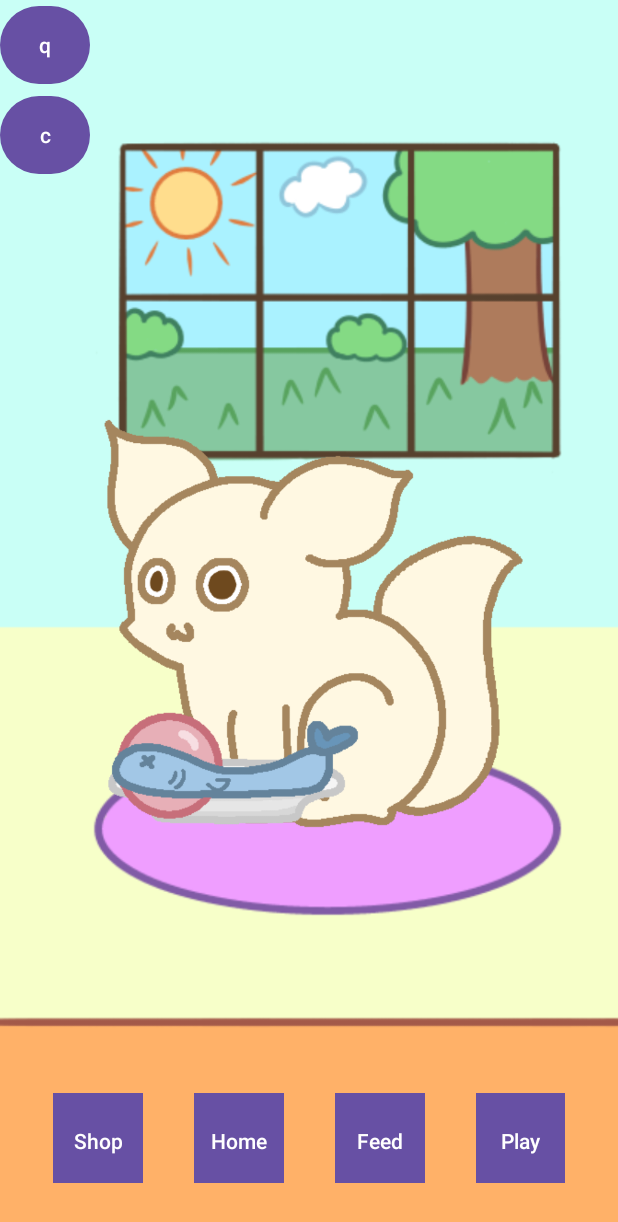
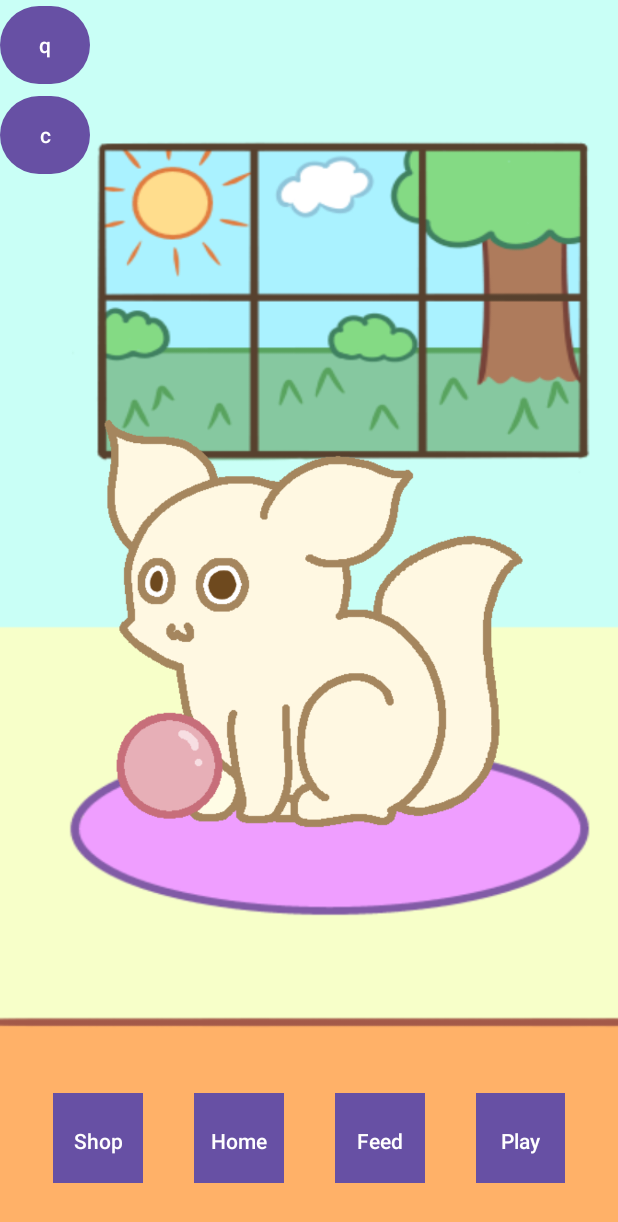
Before and after one commit to kuihua/IAT359-Project, an Android app: the MainActivity screen opened directly, with no data from a screen before it, after a tap on "Play", on a phone screen of 412 x 824 dp. Shown: the top 1222 px of the screen. Run offline under Robolectric (Android 15) with nearby library versions, the phone set to English and light mode, and no system bars; 2 other taps on this screen came first.

```diff
--- a/IAT359_Project/app/src/main/java/com/example/iat359_project/MainActivity.java
+++ b/IAT359_Project/app/src/main/java/com/example/iat359_project/MainActivity.java
@@ -45,6 +45,9 @@ public class MainActivity extends AppCompatActivity {
         if(!playing) {
             toy.setVisibility(v.VISIBLE);
             playing=true;
+            feeding=false;
+            plate.setVisibility(v.GONE);
+            food.setVisibility(v.GONE);
         }else{
             toy.setVisibility(v.GONE);
             playing=false;
@@ -56,6 +59,8 @@ public class MainActivity extends AppCompatActivity {
             plate.setVisibility(v.VISIBLE);
             food.setVisibility(v.VISIBLE);
             feeding=true;
+            playing=false;
+            toy.setVisibility(v.GONE);
         }else{
             plate.setVisibility(v.GONE);
             food.setVisibility(v.GONE);
--- a/IAT359_Project/app/src/main/res/layout/activity_main.xml
+++ b/IAT359_Project/app/src/main/res/layout/activity_main.xml
@@ -4,25 +4,19 @@
     xmlns:tools="http://schemas.android.com/tools"
     android:layout_width="match_parent"
     android:layout_height="match_parent"
-    android:background="@drawable/main_bg"
 
     tools:context=".MainActivity">
 
-    <!--   window-->
     <ImageView
-        android:id="@+id/windowDay"
+        app:layout_constraintWidth_percent="1"
+        app:layout_constraintHeight_percent="1"
+        android:adjustViewBounds="true"
+        android:id="@+id/main_bg"
         android:layout_width="match_parent"
-        android:layout_height="match_parent"
-        android:src="@drawable/window_day"/>
+        android:layout_height="wrap_content"
+        android:scaleType="fitXY"
+        android:src="@drawable/iat359_bg"/>
 
-    <!--   rug -->
-    <ImageView
-        android:id="@+id/mainRug"
-        android:layout_width="match_parent"
-        android:layout_height="match_parent"
-        android:src="@drawable/main_rug"/>
-
-    <!--creature-->
     <ImageView
         android:id="@+id/imageView"
         android:layout_width="match_parent"
@@ -32,14 +26,6 @@
         android:scaleY=".7"
         android:adjustViewBounds="true"
         />
-
-    <!--   navbar -->
-    <ImageView
-        android:id="@+id/navBar"
-        android:layout_width="match_parent"
-        android:layout_height="match_parent"
-        android:scaleType="fitXY"
-        android:src="@drawable/navbar"/>
 
     <ImageView
         android:id="@+id/plateView"
--- a/IAT359_Project/app/src/main/res/layout/activity_shop.xml
+++ b/IAT359_Project/app/src/main/res/layout/activity_shop.xml
@@ -20,7 +20,6 @@
         android:id="@+id/imageView"
         android:layout_width="144dp"
         android:layout_height="176dp"
-        android:layout_alignBottom="@+id/navLayout"
         android:layout_marginStart="120dp"
         android:layout_marginLeft="120dp"
         android:layout_marginEnd="120dp"
```
Also changed, not shown: IAT359_Project/app/src/main/res/drawable/crown_red_jewels.png (added), IAT359_Project/app/src/main/res/drawable/loose_tie_red.png (added), IAT359_Project/app/src/main/res/drawable/tuxedo.png (added).
